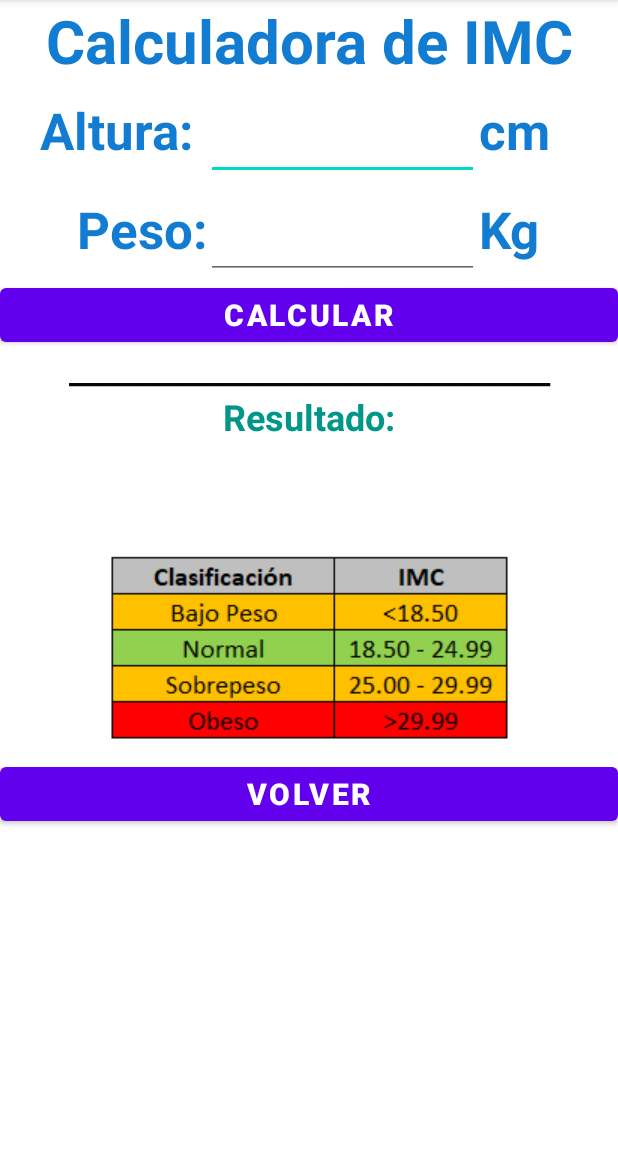
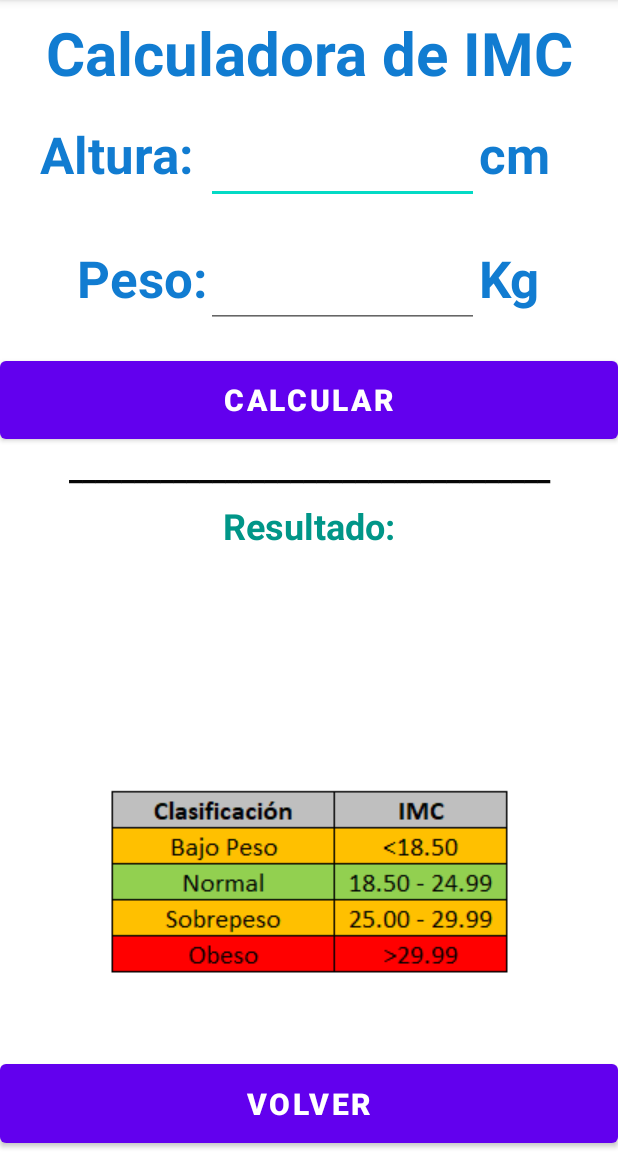
Before and after one commit to lagi8/GRUPO3CICLO4, an Android app: the SegundaActivity screen opened directly, with no data from a screen before it, on a phone screen of 412 x 824 dp, the part 84-1236 px from its top. Run offline under Robolectric (Android 15) with nearby library versions, the phone set to English and light mode, and no system bars.

Commit message:
Mejora Scroll

```diff
--- a/app/src/main/res/layout/activity_segunda.xml
+++ b/app/src/main/res/layout/activity_segunda.xml
@@ -3,7 +3,8 @@
     xmlns:app="http://schemas.android.com/apk/res-auto"
     xmlns:tools="http://schemas.android.com/tools"
     android:layout_width="match_parent"
-    android:layout_height="match_parent">
+    android:layout_height="match_parent"
+    android:fillViewport="true">
 
     <LinearLayout
         android:layout_width="match_parent"
```
